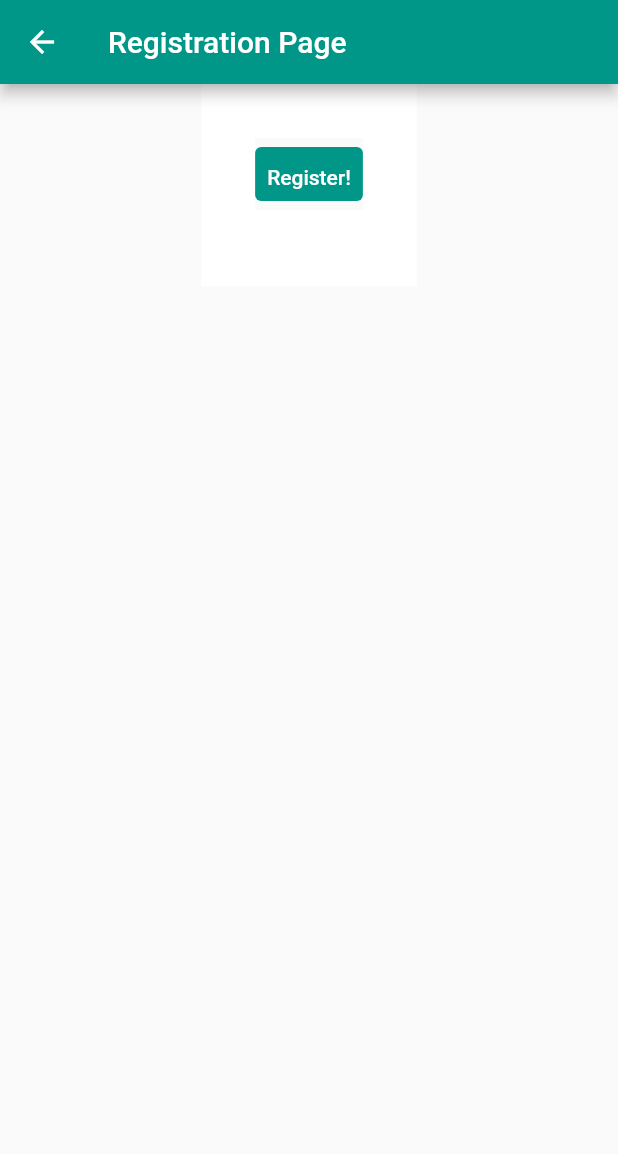
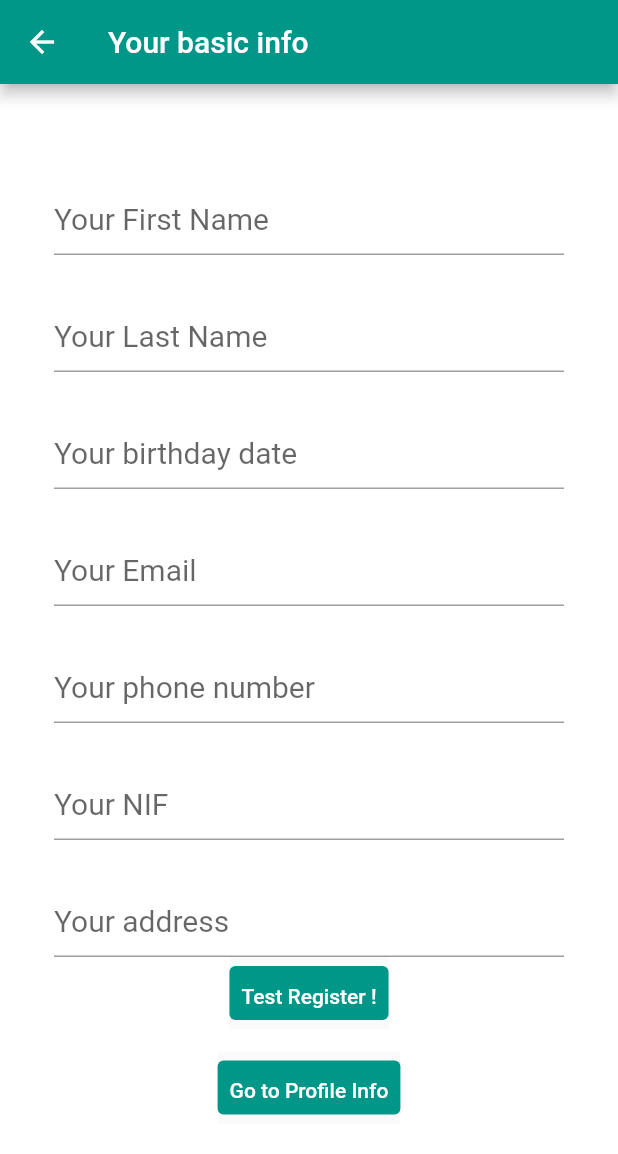
Before and after one commit to MoscaLCC/LEBApp, a Flutter app: the User_Registry_Screen screen opened directly, on a phone screen of 412 x 824 dp. Shown: the top 1154 px of the screen. Run offline on Flutter 3.47's test engine with Material 2 defaults, Android fonts, the phone set to English and light mode, and no system bars; our stand-ins replace datetime_picker_formfield; Roboto replaces fonts that are missing (Montserrat).

Commit message:
Screens profile created

```diff
--- a/LEBApp_UI/lib/models/User.dart
+++ b/LEBApp_UI/lib/models/User.dart
@@ -10,7 +10,7 @@ class User{
    String _lastName;
    String _email;
    String _imageUrl;
-   bool _activated = false;
+   bool _activated;
    String _langKey;
    String _createdBy;
    DateTime _createdDate;
@@ -29,7 +29,7 @@ class User{
    String _openingTimePoint;
    bool _isDeliveryMan;
    String _openingTime;
-   Set<String> _authorities;
+   //Set<String> _authorities;
 
    String get login => _login;
 
@@ -39,11 +39,11 @@ class User{
 
    String get password => _password;
 
-   Set<String> get authorities => _authorities;
+   /*Set<String> get authorities => _authorities;
 
   set authorities(Set<String> value) {
     _authorities = value;
-  }
+  }*/
 
   String get openingTime => _openingTime;
 
@@ -213,7 +213,8 @@ class User{
       this._openingTimePoint,
       this._isDeliveryMan,
       this._openingTime,
-      this._authorities);
+      //this._authorities
+       );
 
 
    //factory User.fromJson(Map<String, dynamic> json) => _$UserFromJson(json);
@@ -247,8 +248,8 @@ class User{
          _isPoint = json['isPoint'],
          _openingTimePoint = json['openingTimePoint'],
          _isDeliveryMan = json['isDeliveryMan'],
-         _openingTime = json['openingTime'],
-         _authorities = json['authorities'];
+         _openingTime = json['openingTime'];
+         //_authorities = json['authorities'];
 
 
    Map<String, dynamic> toJson() => {
@@ -261,13 +262,13 @@ class User{
    'activated' : _activated,
    'langKey' : _langKey,
    'createdBy' : _createdBy,
-   'createdDate' : _createdDate,
+   'createdDate' : _createdDate.toString(),
    'lastModifiedBy' :  _lastModifiedBy,
-   'lastModifiedDate' : _lastModifiedDate,
+   'lastModifiedDate' : _lastModifiedDate.toString(),
    'phoneNumber' :  _phoneNumber,
    'nib' : _nib,
    'nif' : _nif,
-   '_birthday' : _birthday,
+   '_birthday' : _birthday.toString(),
    '_address' : _address,
    'isTransporter' : _isTransporter,
    'favouriteTransport' : _favouriteTransport,
@@ -277,6 +278,6 @@ class User{
    'openingTimePoint': _openingTimePoint,
    'isDeliveryMan' : _isDeliveryMan,
    'openingTime' : _openingTime,
-   'authorities' : setToString(_authorities),
+   //'authorities' : setToString(_authorities),
    };
 }
--- a/LEBApp_UI/lib/screens/user_login_screen.dart
+++ b/LEBApp_UI/lib/screens/user_login_screen.dart
@@ -28,7 +28,7 @@ class _User_Reg_ScreenState extends State<User_Reg_Screen> {
     final emailField = TextField(
       obscureText: false,
       style: style,
-      decoration: InputDecoration(hintText: 'Insert your email.'),
+      decoration: InputDecoration(hintText: 'Insert your username.'),
       controller: controllerEmailTextField,
 
     );
--- a/LEBApp_UI/lib/screens/user_registry_screen.dart
+++ b/LEBApp_UI/lib/screens/user_registry_screen.dart
@@ -6,6 +6,7 @@ import 'dart:io';
 
 import 'package:flutter/material.dart';
 import 'package:lebapp_ui/models/User.dart';
+import 'package:lebapp_ui/screens/user_registryProfile_screen.dart';
 import '../main.dart';
 
 // ignore: camel_case_types
@@ -18,10 +19,70 @@ class User_Registry_Screen extends StatefulWidget {
 class _User_Registry_ScreenState extends State<User_Registry_Screen> {
   TextStyle style = TextStyle(fontFamily: 'Montserrat', fontSize: 20.0);
 
+  // Controllers
+  final firstNameController = TextEditingController();
+  final lastNameController = TextEditingController();
+  final birthdayController = TextEditingController();
+  final emailController = TextEditingController();
+  final phoneNumberController = TextEditingController();
+  final addressController = TextEditingController();
+  final nifController = TextEditingController();
+
+  @override
+  Widget build(BuildContext context) {
+
+    final firstNameField = TextField(
+      obscureText: false,
+      style: style,
+      decoration: InputDecoration(hintText: 'Your First Name'),
+      controller: firstNameController,
+    );
+
+    final lastNameField = TextField(
+      obscureText: false,
+      style: style,
+      decoration: InputDecoration(hintText: 'Your Last Name'),
+      controller: lastNameController,
+    );
+
+    final birthdayField = TextField(
+      obscureText: false,
+      style: style,
+      decoration: InputDecoration(hintText: 'Your birthday date'),
+      controller: birthdayController,
+    );
+
+    final emailField = TextField(
+      obscureText: false,
+      style: style,
+      decoration: InputDecoration(hintText: 'Your Email'),
+      controller: emailController,
+    );
+
+    final phoneNumberField = TextField(
+      obscureText: false,
+      style: style,
+      decoration: InputDecoration(hintText: 'Your phone number'),
+      controller: phoneNumberController,
+    );
+
+    final nifField = TextField(
+      obscureText: false,
+      style: style,
+      decoration: InputDecoration(hintText: 'Your NIF'),
+      controller: nifController,
+    );
+
+    final addressField = TextField(
+      obscureText: false,
+      style: style,
+      decoration: InputDecoration(hintText: 'Your address'),
+      controller: addressController,
+    );
 
     final okRegButon = Material(
       child: TextButton(
-      child: Text('Register!'),
+        child: Text('Test Register !'),
         style: TextButton.styleFrom(
           alignment: Alignment.bottomCenter,
           primary: Colors.white,
@@ -29,21 +90,23 @@ class _User_Registry_ScreenState extends State<User_Registry_Screen> {
           onSurface: Colors.grey,
         ),
         onPressed: () async {
-        print("Link to server to Register...");
+          print("Link to server to User Register...");
 
-        User userTeste = new User('manel', 'vita1234', 'Joaquim', 'Alberto', 'berto@gmail.com', 'cenas', true, 'langKey', 'x', DateTime.now(), 'test', DateTime.now(), '+35195448796', '11121211', 24920594, DateTime.now(), 'rua x', true, 'car', false, 'ddd', false, null, false, null,{'ROLE_ADMIN'});
+          User userTeste = new User('aurelio', 'mat9999', 'Matias', 'Belo', 'antonio.fmaio@gmail.com',
+              'cenas', true, 'langKey', 'x', DateTime.now(), 'test', DateTime.now(), '+35195448796', '11121211', 24589665,
+              DateTime.now(), 'rua x', true, 'car', false, 'ddd', false, null, false, null);
 
           var  url = Uri.parse('http://192.168.1.110:8080/api/register');
-        var body = userTeste.toJson();
+          var body = json.encode(userTeste.toJson());
+          print(body);
 
           Map<String,String> headers = {
             'Content-type' : 'application/json',
             'Accept': 'application/json',
           };
 
-
           final response = await http.post(url, body: body, headers: headers);
-       final responseJson = json.decode(response.body);
+          final responseJson = response;//json.decode(response.body);
           print(responseJson);
           return response;
 
@@ -51,11 +114,24 @@ class _User_Registry_ScreenState extends State<User_Registry_Screen> {
       ),
     );
 
-  @override
-  Widget build(BuildContext context) {
+    final nextButon = Material(
+      child: TextButton(
+        child: Text('Go to Profile Info'),
+        style: TextButton.styleFrom(
+          alignment: Alignment.bottomCenter,
+          primary: Colors.white,
+          backgroundColor: Colors.teal,
+          onSurface: Colors.grey,
+        ),
+        onPressed: () {
+          Navigator.of(context).push(MaterialPageRoute(builder: (context)=>User_RegistryProfile_Screen()));
+        }
+      ),
+    );
+
     return Scaffold(
       appBar: AppBar(
-          title: Text('Registration Page'),
+          title: Text('Your basic info'),
           backgroundColor: Colors.teal),
         body: SingleChildScrollView(
           child: Center(
@@ -67,7 +143,25 @@ class _User_Registry_ScreenState extends State<User_Registry_Screen> {
                   crossAxisAlignment: CrossAxisAlignment.center,
                   mainAxisAlignment: MainAxisAlignment.center,
                   children: <Widget>[
+                    SizedBox(height: 30.0),
+                    firstNameField,
+                    SizedBox(height: 30.0),
+                    lastNameField,
+                    SizedBox(height: 30.0),
+                    birthdayField,
+                    SizedBox(height: 30.0),
+                    emailField,
+                    SizedBox(height: 30.0),
+                    phoneNumberField,
+                    SizedBox(height: 30.0),
+                    nifField,
+                    SizedBox(height: 30.0),
+                    addressField,
                     okRegButon,
+                    SizedBox(
+                      height: 15.0,
+                    ),
+                    nextButon,
                     SizedBox(
                       height: 15.0,
                     ),
--- a/LEBApp_UI/pubspec.yaml
+++ b/LEBApp_UI/pubspec.yaml
@@ -30,6 +30,7 @@ dependencies:
   # Use with the CupertinoIcons class for iOS style icons.
   cupertino_icons: ^1.0.2
   http: ^0.13.3
+  datetime_picker_formfield: ^2.0.0
 
 dev_dependencies:
   flutter_test:
```
Also changed, not shown: LEBApp_UI/lib/screens/user_registryProfile_DeliveryMan.dart (added, +24 -0 lines), LEBApp_UI/lib/screens/user_registryProfile_Point.dart (added, +46 -0 lines), LEBApp_UI/lib/screens/user_registryProfile_Producer.dart (added, +52 -0 lines), LEBApp_UI/lib/screens/user_registryProfile_Transporter.dart (added, +52 -0 lines), LEBApp_UI/lib/screens/user_registryProfile_screen.dart (added, +120 -0 lines), LEBApp_UI/pubspec.lock. Lines whose indentation alone changed are shown as unchanged.
